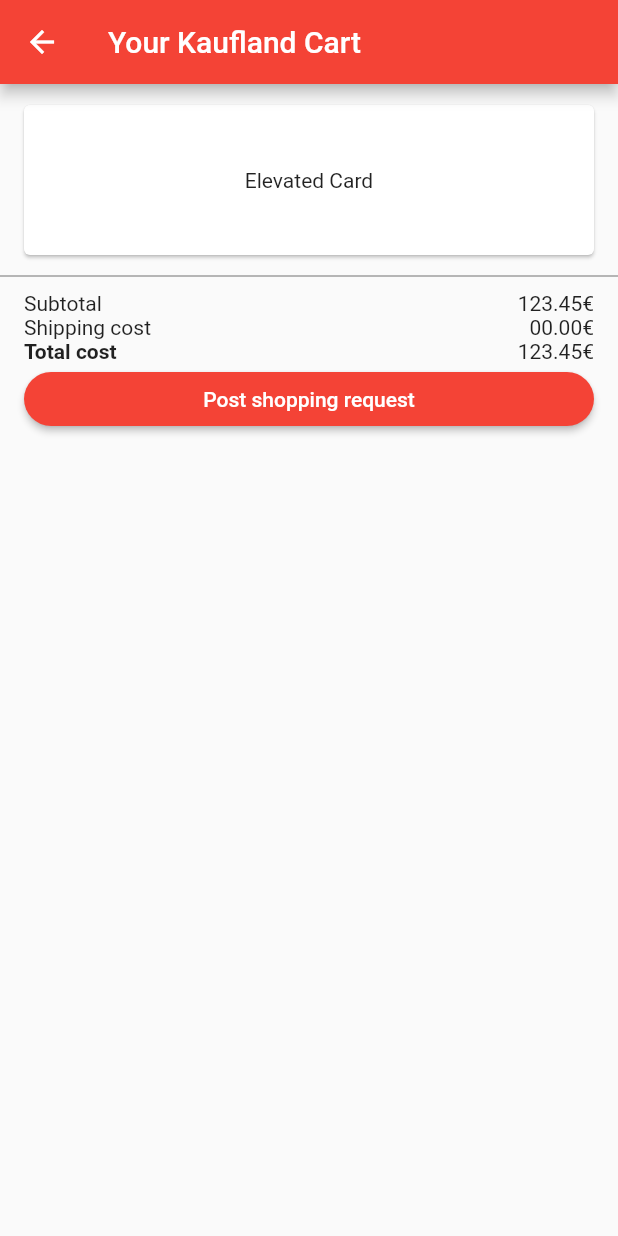
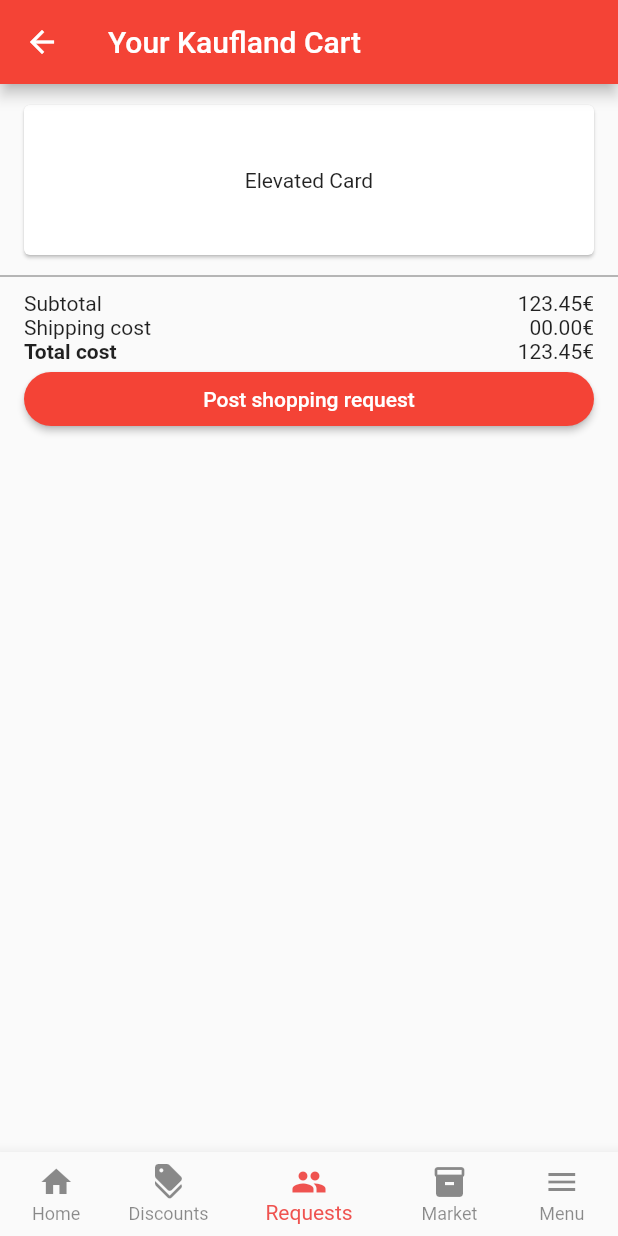
Before and after one commit to melikeo/schwarzit, a Flutter app: the CartScreen screen opened directly, on a phone screen of 412 x 824 dp. Run offline on Flutter 3.47's test engine with Material 2 defaults, Android fonts, the light colour scheme and no system bars; accounts and stored records are empty; network calls fail.

```diff
--- a/lib/rest/constants.dart
+++ b/lib/rest/constants.dart
@@ -3,4 +3,5 @@
   static String productsEndpoint = 'product/';
   static String requestEndpoint = 'request/';
   static String customerEndpoint = 'customer/';
+  static String storeEndpoint = 'store/near/';
 }
--- a/lib/screens/cart-screen.dart
+++ b/lib/screens/cart-screen.dart
@@ -121,7 +121,37 @@
             ],
           ),
         ],
-      ),
+      ),bottomNavigationBar: BottomNavigationBar(
+      showUnselectedLabels: true,
+      showSelectedLabels: true,
+      unselectedItemColor: Colors.black45,
+      selectedItemColor: Colors.red[400],
+      currentIndex: 2,
+      onTap: (int newindex) {
+      },
+      items: const [
+        BottomNavigationBarItem(
+          icon: Icon(Icons.home),
+          label: 'Home',
+        ),
+        BottomNavigationBarItem(
+          icon: Icon(Icons.discount),
+          label: 'Discounts',
+        ),
+        BottomNavigationBarItem(
+          icon: Icon(Icons.group),
+          label: 'Requests',
+        ),
+        BottomNavigationBarItem(
+          icon: Icon(Icons.inventory_2),
+          label: 'Market',
+        ),
+        BottomNavigationBarItem(
+          icon: Icon(Icons.menu),
+          label: 'Menu',
+        ),
+      ],
+    )
     );
   }
 }
--- a/lib/screens/selected-request-screen.dart
+++ b/lib/screens/selected-request-screen.dart
@@ -25,7 +25,7 @@
 class _SelectedRequestScreenState extends State<SelectedRequestScreen> {
   UserModel? receiver;
   List<ProductsModel>? products;
-  List<bool> _isChecked = [false, false, false, false];
+  bool _isChecked = false;
   @override
   Widget build(BuildContext context) {
     Color getColor(Set<MaterialState> states) {
@@ -74,10 +74,10 @@
                         Container(child: Checkbox(
                           checkColor: Colors.white,
                           fillColor: MaterialStateProperty.resolveWith(getColor),
-                          value: _isChecked[index],
+                          value: _isChecked,
                           onChanged: (bool? value) {
                             setState(() {
-                              _isChecked[index] = value!;
+                              _isChecked = value!;
                               print(index);
                             });
                           },
```
Also changed, not shown: lib/rest/api-service.dart (+15 -0 lines), lib/rest/models/address-store-model.dart (added, +41 -0 lines), lib/rest/models/store-model.dart (added, +35 -0 lines), lib/screens/confirm-screen.dart (+3 -4 lines), lib/screens/empty-screen.dart (+2 -26 lines), lib/screens/request-screen.dart (+11 -5 lines).
